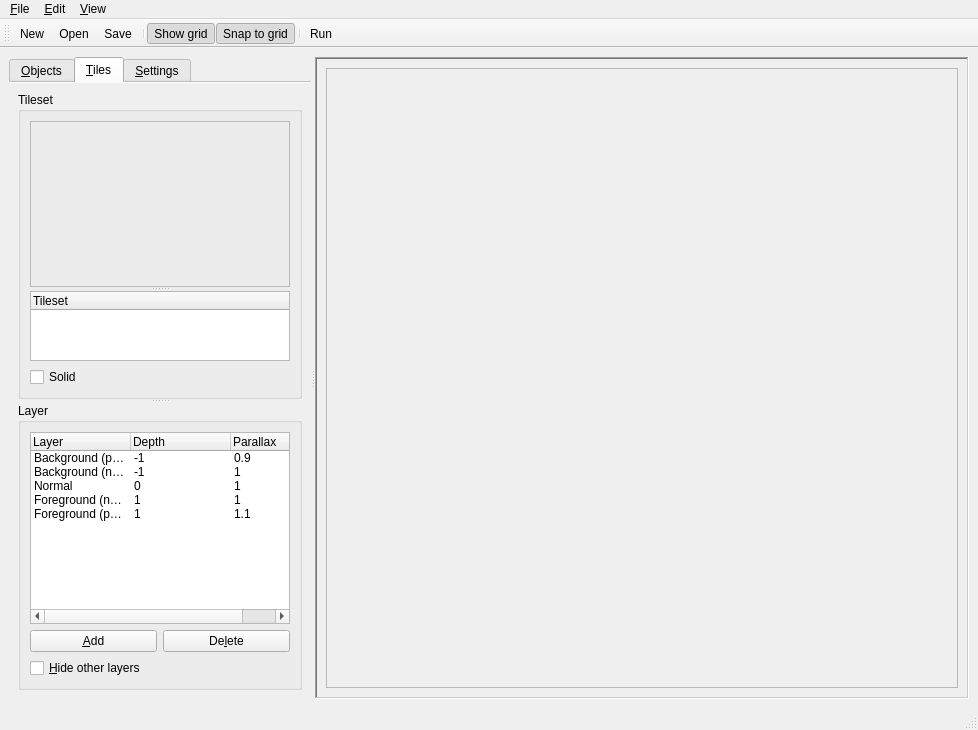
First picture: the form in designer/editor.ui, repository dlon/game1editor, before the edit.
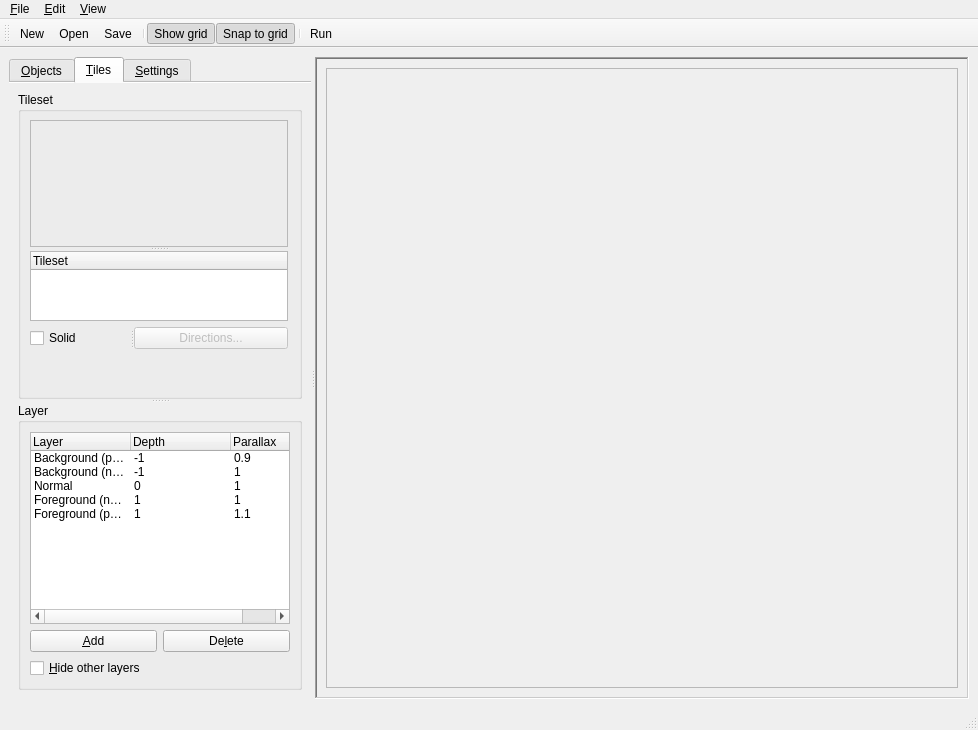
Second picture: the form after the edit. The open tabs and pages were chosen to show the change. Icons and pictures are not drawn. Custom widgets are drawn as their Qt base class.

Commit message: solid directions dialog (not functional)

Patch:
```diff
--- a/designer/editor.ui
+++ b/designer/editor.ui
@@ -119,14 +119,16 @@
             <property name="title">
              <string>Tileset</string>
             </property>
+            <widget class="QWidget" name="">
+             <property name="geometry">
+              <rect>
+               <x>12</x>
+               <y>28</y>
+               <width>258</width>
+               <height>229</height>
+              </rect>
+             </property>
             <layout class="QGridLayout" name="gridLayout_3">
-             <item row="1" column="0">
-              <widget class="QCheckBox" name="solidCheckbox">
-               <property name="text">
-                <string>Solid</string>
-               </property>
-              </widget>
-             </item>
              <item row="0" column="0">
               <widget class="QSplitter" name="splitter_3">
                <property name="sizePolicy">
@@ -167,7 +169,28 @@
                </widget>
               </widget>
              </item>
-            </layout>
+              <item row="1" column="0">
+               <widget class="QSplitter" name="splitter_4">
+                <property name="orientation">
+                 <enum>Qt::Horizontal</enum>
+                </property>
+                <widget class="QCheckBox" name="solidCheckbox">
+                 <property name="text">
+                  <string>Solid</string>
+                 </property>
+                </widget>
+                <widget class="QPushButton" name="solidDirectionsButton">
+                 <property name="enabled">
+                  <bool>false</bool>
+                 </property>
+                 <property name="text">
+                  <string>Directions...</string>
+                 </property>
+                </widget>
+               </widget>
+              </item>
+             </layout>
+            </widget>
            </widget>
            <widget class="QGroupBox" name="groupBox_2">
             <property name="sizePolicy">
```
Left out of the diff: 20 changed lines with no effect on the pictures. Lines whose indentation alone changed are shown as unchanged. The commit also changes 6 other files.
